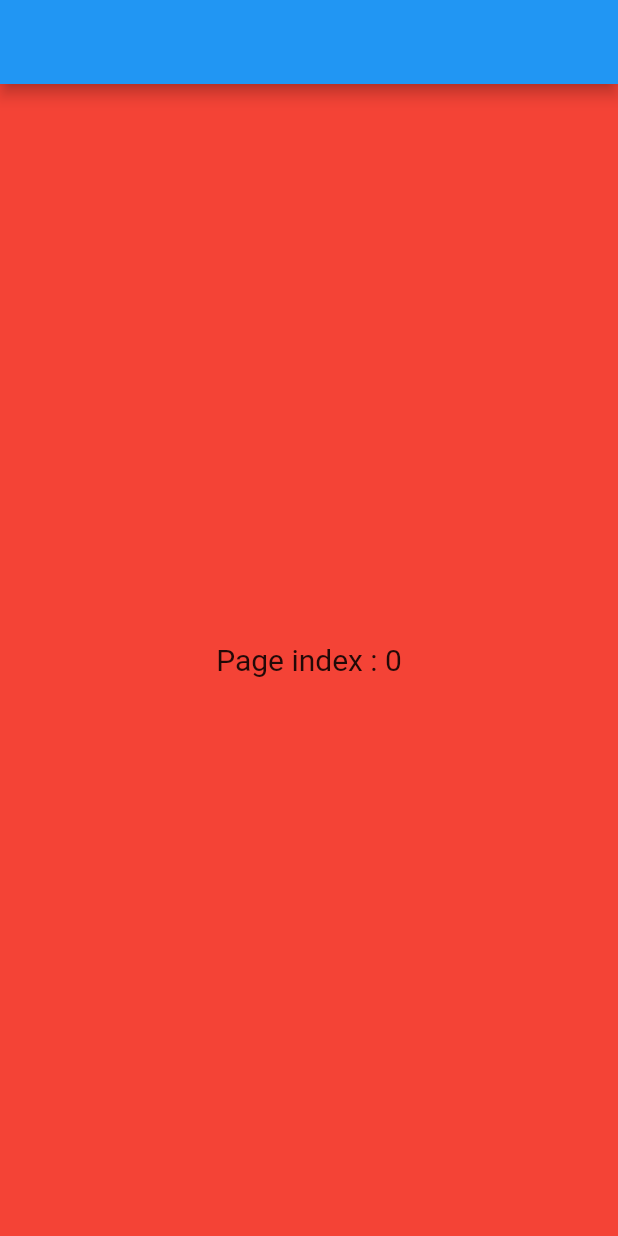
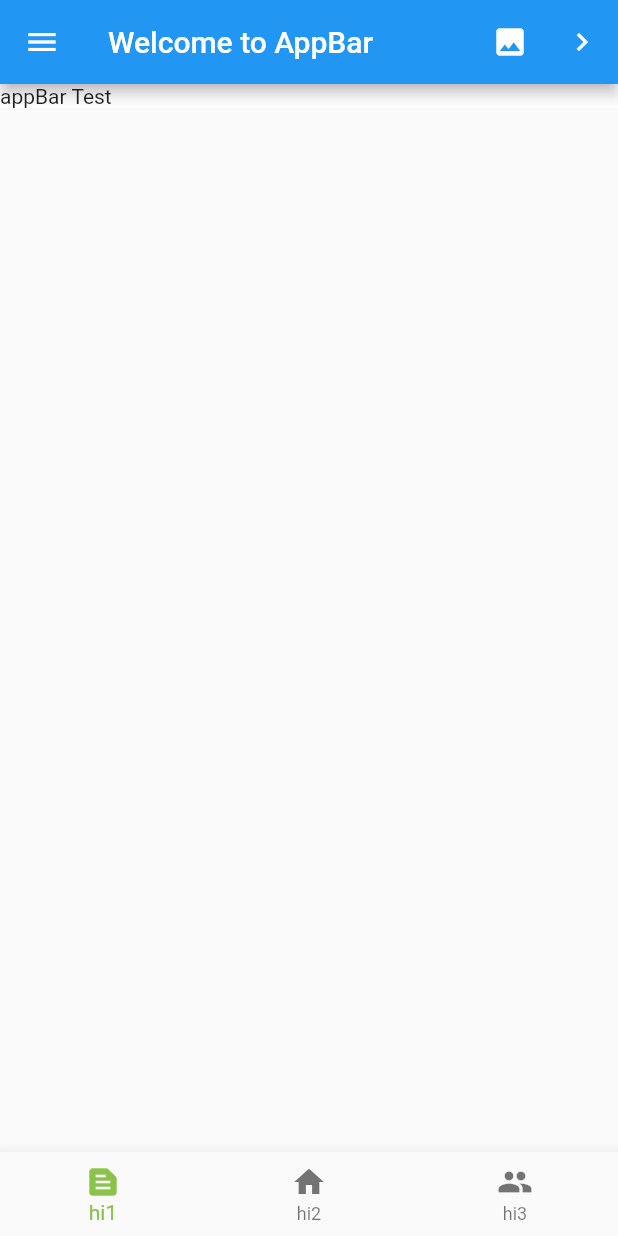
Before and after one commit to px64vk12/pbh_flutter_example, a Flutter app: the screen it shows after launch, on a phone screen of 412 x 824 dp. Run offline on Flutter 3.47's test engine with Material 2 defaults, Android fonts, the phone set to English and light mode, and no system bars.

Commit message:
first commit

```diff
--- a/lib/main.dart
+++ b/lib/main.dart
@@ -19,70 +19,60 @@ class _MyAppState extends State<MyApp> {
   Widget build(BuildContext context) {
     return MaterialApp(
       home: Scaffold(
-        appBar: AppBar(),
+        appBar: AppBar(
+          title: Text('Welcome to AppBar'),
+          actions: [
+            IconButton(icon: Icon(Icons.image), onPressed: () {}),
+            IconButton(icon: Icon(Icons.navigate_next), onPressed: () {}),
+          ],
+        ),
+        // appbar leading 대신 drawer 추가
+        drawer: Drawer(
+          child: ListView(
+            padding: EdgeInsets.zero,
+            children: [
+              DrawerHeader(
+                child: Text('Drawer Header'),
+                decoration: BoxDecoration(
+                  color: Colors.blue,
+                ),
+              ),
+              ListTile(
+                title: Text('Item 1'),
+                onTap: () {
+                  Navigator.pop(context);
+                },
+              ),
+              ListTile(
+                title: Text('Item 2'),
+                onTap: () {
+                  Navigator.pop(context);
+                },
+              ),
+            ],
+          ),
+        ),
         body: Container(
           width: double.infinity,
           color: Colors.white,
-          child: Column(
-            mainAxisAlignment: MainAxisAlignment.spaceEvenly,
-            crossAxisAlignment: CrossAxisAlignment.center,
-            children: <Widget>[
-              Expanded(
-                  child: PageView(
-                // 페이지 목록
-                children: [
-                  // 첫 번째 페이지
-                  SizedBox.expand(
-                    child: Container(
-                      color: Colors.red,
-                      child: Center(
-                        child: Text(
-                          'Page index : 0',
-                          style: TextStyle(fontSize: 20),
-                        ),
-                      ),
-                    ),
-                  ),
-                  // 두 번째 페이지
-                  SizedBox.expand(
-                    child: Container(
-                      color: Colors.yellow,
-                      child: Center(
-                        child: Text(
-                          'Page index : 1',
-                          style: TextStyle(fontSize: 20),
-                        ),
-                      ),
-                    ),
-                  ),
-                  // 세 번째 페이지
-                  SizedBox.expand(
-                    child: Container(
-                      color: Colors.green,
-                      child: Center(
-                        child: Text(
-                          'Page index : 2',
-                          style: TextStyle(fontSize: 20),
-                        ),
-                      ),
-                    ),
-                  ),
-                  // 네 번째 페이지
-                  SizedBox.expand(
-                    child: Container(
-                      color: Colors.blue,
-                      child: Center(
-                        child: Text(
-                          'Page index : 3',
-                          style: TextStyle(fontSize: 20),
-                        ),
-                      ),
-                    ),
-                  )
-                ],
-              ))
-            ],
-          ),
+          child: Text('appBar Test'),
+        ),
+        bottomNavigationBar: BottomNavigationBar(
+          items: const <BottomNavigationBarItem>[
+            BottomNavigationBarItem(
+              icon: Icon(Icons.text_snippet),
+              label: 'hi1',
+            ),
+            BottomNavigationBarItem(
+              icon: Icon(Icons.home),
+              label: 'hi2',
+            ),
+            BottomNavigationBarItem(
+              icon: Icon(Icons.people),
+              label: 'hi3',
+            ),
+          ],
+          selectedItemColor: Colors.lightGreen,
         ),
       ),
     );
```
